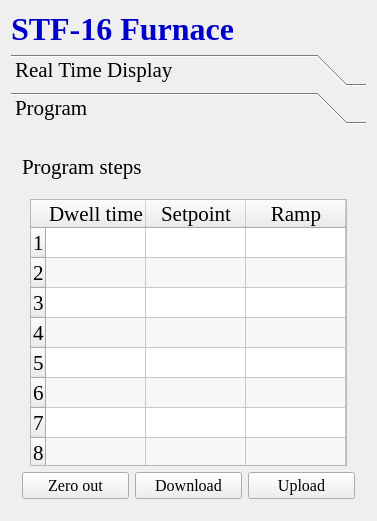
Before: the Qt Designer form widget.ui in gapost/stf16win, drawn with Qt 5.
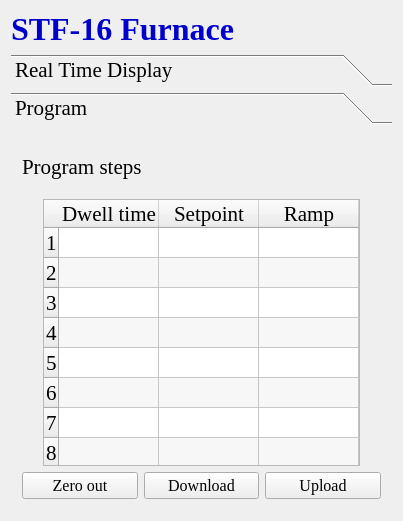
After: the same form once the commit is applied. The open tabs and pages were chosen to show the change.

The edit to the form file:
```diff
--- a/widget.ui
+++ b/widget.ui
@@ -6,7 +6,7 @@
    <rect>
     <x>0</x>
     <y>0</y>
-    <width>377</width>
+    <width>403</width>
     <height>521</height>
    </rect>
   </property>
@@ -247,7 +247,7 @@
        <rect>
         <x>0</x>
         <y>0</y>
-        <width>359</width>
+        <width>385</width>
         <height>361</height>
        </rect>
       </property>
```
Left out of the diff: 12 changed lines with no effect on the pictures.
